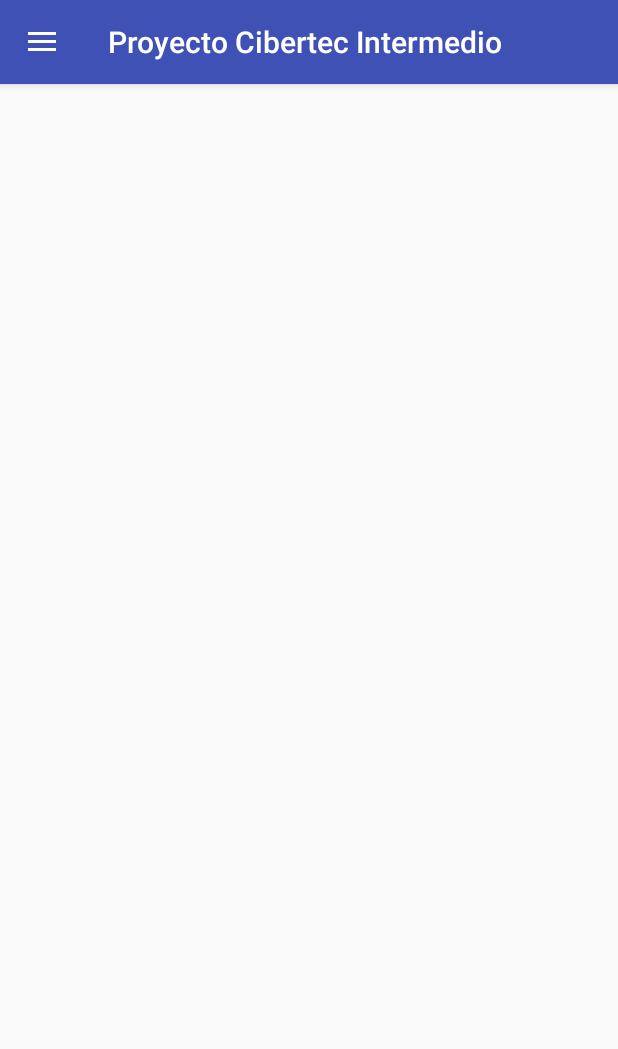
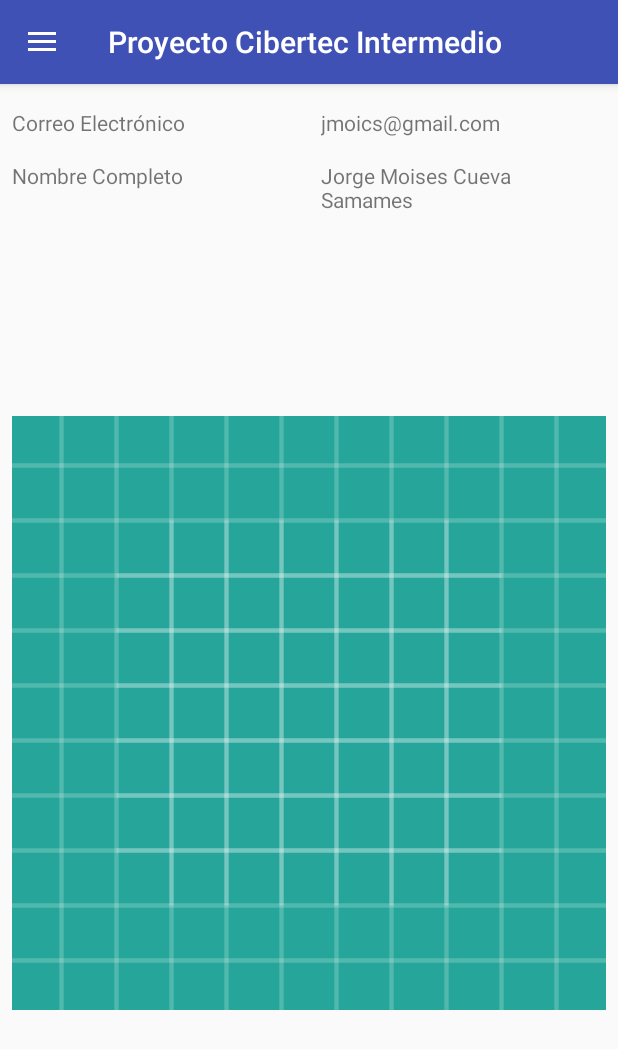
Before and after one commit to jmoics/AndroidIntermediate, an Android app: the screen it shows after launch (MenuActivity), after a tap on "Perfil", on a phone screen of 412 x 824 dp. Shown: the top 1049 px of the screen. Run offline under Robolectric (Android 15) with nearby library versions, the phone set to English and light mode, and no system bars; 1 other tap on this screen came first.

Commit message:
Add user fragment.

```diff
--- a/app/build.gradle
+++ b/app/build.gradle
@@ -35,4 +35,5 @@ dependencies {
     implementation 'com.squareup.picasso:picasso:2.71828'
     implementation 'com.squareup.retrofit2:retrofit:2.4.0'
     implementation 'com.squareup.retrofit2:converter-gson:2.4.0'
+    implementation 'com.android.support:exifinterface:27.1.1'
 }
--- a/app/src/main/java/pe/com/lycsoftware/cibertecproject/MenuActivity.java
+++ b/app/src/main/java/pe/com/lycsoftware/cibertecproject/MenuActivity.java
@@ -11,12 +11,21 @@ import android.support.v7.app.AppCompatActivity;
 import android.os.Bundle;
 import android.support.v7.widget.Toolbar;
 import android.view.MenuItem;
+import android.view.View;
+import android.widget.ImageView;
+import android.widget.TextView;
+
+import pe.com.lycsoftware.cibertecproject.model.User;
 
 public class MenuActivity extends AppCompatActivity
         implements NavigationView.OnNavigationItemSelectedListener,
-        TaskListFragment.OnFragmentInteractionListener {
+                    TaskListFragment.OnTaskListFragmentInteractionListener,
+                    UserFragment.OnFragmentInteractionListener {
 
     private static final String TAG = "MenuActivity";
+    private TextView txt_navfullname, txt_navemail;
+    private ImageView img_navphoto;
+    private final User user = new User();
     private int menuSelected;
 
     @Override
@@ -38,12 +47,28 @@ public class MenuActivity extends AppCompatActivity
 
         NavigationView navigationView = findViewById(R.id.nav_view);
         navigationView.setNavigationItemSelectedListener(this);
+
+        initNavControllers(navigationView);
     }
 
     @Override
     protected void onStart() {
         super.onStart();
+        user.setDisplayName("Jorge Moises Cueva Samames");
+        user.setEmail("jmoics@gmail.com");
+        user.setId(1);
+
+        txt_navemail.setText(user.getEmail());
+        txt_navfullname.setText(user.getDisplayName());
+
         executeFragment(menuSelected);
+    }
+
+    private void initNavControllers(NavigationView navigationView) {
+        View headerView = navigationView.getHeaderView(0);
+        txt_navfullname = headerView.findViewById(R.id.txt_navfullname);
+        txt_navemail = headerView.findViewById(R.id.txt_navemail);
+        img_navphoto = headerView.findViewById(R.id.img_navphoto);
     }
 
     @Override
@@ -63,7 +88,7 @@ public class MenuActivity extends AppCompatActivity
                 menuSelected = R.id.nav_task;
                 break;
             case R.id.nav_profile:
-                //fragment = CattleListFragment.newInstance(null);
+                fragment = UserFragment.newInstance(user);
                 //menuSelected = R.id.nav_cattles;
                 break;
             default:
@@ -80,7 +105,12 @@ public class MenuActivity extends AppCompatActivity
     }
 
     @Override
-    public void onFragmentInteraction(Uri uri) {
+    public void onUserFragmentInteraction(Uri uri) {
+
+    }
+
+    @Override
+    public void onTaskListFragmentInteraction(Uri uri) {
 
     }
 }
--- a/app/src/main/java/pe/com/lycsoftware/cibertecproject/TaskListFragment.java
+++ b/app/src/main/java/pe/com/lycsoftware/cibertecproject/TaskListFragment.java
@@ -21,7 +21,7 @@ import org.joda.time.DateTime;
 import java.util.List;
 
 import pe.com.lycsoftware.cibertecproject.model.Task;
-import pe.com.lycsoftware.cibertecproject.service.TaskService;
+import pe.com.lycsoftware.cibertecproject.restService.TaskService;
 import pe.com.lycsoftware.cibertecproject.util.Constants;
 import pe.com.lycsoftware.cibertecproject.util.DateTimeTypeConverter;
 import retrofit2.Call;
@@ -35,7 +35,7 @@ public class TaskListFragment extends Fragment {
     private RecyclerView recyclerView;
     private RecyclerView.LayoutManager layoutManager;
 
-    private OnFragmentInteractionListener mListener;
+    private OnTaskListFragmentInteractionListener mListener;
 
     public TaskListFragment() {
         // Required empty public constructor
@@ -93,18 +93,18 @@ public class TaskListFragment extends Fragment {
 
     public void onButtonPressed(Uri uri) {
         if (mListener != null) {
-            mListener.onFragmentInteraction(uri);
+            mListener.onTaskListFragmentInteraction(uri);
         }
     }
 
     @Override
     public void onAttach(Context context) {
         super.onAttach(context);
-        if (context instanceof OnFragmentInteractionListener) {
-            mListener = (OnFragmentInteractionListener) context;
+        if (context instanceof OnTaskListFragmentInteractionListener) {
+            mListener = (OnTaskListFragmentInteractionListener) context;
         } else {
             throw new RuntimeException(context.toString()
-                    + " must implement OnFragmentInteractionListener");
+                    + " must implement OnTaskListFragmentInteractionListener");
         }
     }
 
@@ -181,8 +181,8 @@ public class TaskListFragment extends Fragment {
         }
     }
 
-    public interface OnFragmentInteractionListener {
+    public interface OnTaskListFragmentInteractionListener {
         // TODO: Update argument type and name
-        void onFragmentInteraction(Uri uri);
+        void onTaskListFragmentInteraction(Uri uri);
     }
 }
--- /dev/null
+++ b/app/src/main/java/pe/com/lycsoftware/cibertecproject/UserFragment.java
@@ -0,0 +1,145 @@
+package pe.com.lycsoftware.cibertecproject;
+
+import android.content.Context;
+import android.graphics.Bitmap;
+import android.graphics.BitmapFactory;
+import android.net.Uri;
+import android.os.AsyncTask;
+import android.os.Bundle;
+import android.support.v4.app.Fragment;
+import android.util.Log;
+import android.view.LayoutInflater;
+import android.view.View;
+import android.view.ViewGroup;
+import android.widget.ImageView;
+import android.widget.TextView;
+
+import java.io.IOException;
+import java.io.InputStream;
+import java.net.URL;
+
+import pe.com.lycsoftware.cibertecproject.model.User;
+import pe.com.lycsoftware.cibertecproject.util.Constants;
+
+
+public class UserFragment extends Fragment {
+
+    private static final String ARG_USER = "user";
+    private static final String TAG = "UserFragment";
+    private TextView txt_email, txt_fullname;
+    private ImageView img_photo;
+    private User user;
+    private OnFragmentInteractionListener mListener;
+
+    public UserFragment() {
+        // Required empty public constructor
+    }
+
+    // TODO: Rename and change types and number of parameters
+    public static UserFragment newInstance(User _user) {
+        UserFragment fragment = new UserFragment();
+        Bundle args = new Bundle();
+        args.putParcelable(ARG_USER, _user);
+        fragment.setArguments(args);
+        return fragment;
+    }
+
+    @Override
+    public void onCreate(Bundle savedInstanceState) {
+        super.onCreate(savedInstanceState);
+        if (getArguments() != null) {
+            user = getArguments().getParcelable(ARG_USER);
+        }
+    }
+
+    @Override
+    public View onCreateView(LayoutInflater inflater, ViewGroup container,
+                             Bundle savedInstanceState) {
+        View ret = inflater.inflate(R.layout.fragment_user, container, false);
+        txt_email = ret.findViewById(R.id.txt_email);
+        txt_fullname = ret.findViewById(R.id.txt_fullname);
+        img_photo = ret.findViewById(R.id.img_photo);
+
+        txt_fullname.setText(user.getDisplayName());
+        txt_email.setText(user.getEmail());
+
+        try {
+            Log.d(TAG, "contenedor de imagen w: " + img_photo.getMaxWidth() + " - h: " + img_photo.getMaxHeight());
+            showOptimalImage(Constants.hardcode_userphoto_url);
+        } catch (IOException e) {
+            e.printStackTrace();
+        }
+
+        return ret;
+    }
+
+    private void showOptimalImage(String url)
+            throws IOException {
+
+        new AsyncTask<String, Void, Bitmap>() {
+            @Override
+            protected Bitmap doInBackground(String... urls) {
+                String url = urls[0];
+
+                Bitmap bitmap = null;
+
+                BitmapFactory.Options bmOptions = new BitmapFactory.Options();
+                try {
+                    InputStream is = new URL(url).openConnection().getInputStream();
+                    bitmap = BitmapFactory.decodeStream(is, null, bmOptions);
+                    is.close();
+
+                    Log.d(TAG, "imagen final w: " + bitmap.getWidth() + " - h: " + bitmap.getHeight());
+                } catch (IOException e) {
+                    e.printStackTrace();
+                }
+
+                return bitmap;
+            }
+
+            @Override
+            protected void onProgressUpdate(Void... values) {
+                super.onProgressUpdate(values);
+            }
+
+            @Override
+            protected void onPostExecute(Bitmap bitmap) {
+                if (bitmap != null) {
+                    //bitmap = rotarBitmapSiSeRequiere(bitmap);
+                    img_photo.setImageBitmap(bitmap);
+                }
+            }
+
+        }.execute(url);
+
+    }
+
+    // TODO: Rename method, update argument and hook method into UI event
+    public void onButtonPressed(Uri uri) {
+        if (mListener != null) {
+            mListener.onUserFragmentInteraction(uri);
+        }
+    }
+
+    @Override
+    public void onAttach(Context context) {
+        super.onAttach(context);
+        if (context instanceof OnFragmentInteractionListener) {
+            mListener = (OnFragmentInteractionListener) context;
+        } else {
+            throw new RuntimeException(context.toString()
+                    + " must implement OnFragmentInteractionListener");
+        }
+    }
+
+    @Override
+    public void onDetach() {
+        super.onDetach();
+        mListener = null;
+    }
+
+    public interface OnFragmentInteractionListener {
+        // TODO: Update argument type and name
+        void onUserFragmentInteraction(Uri uri);
+    }
+}
--- /dev/null
+++ b/app/src/main/java/pe/com/lycsoftware/cibertecproject/model/User.java
@@ -0,0 +1,75 @@
+package pe.com.lycsoftware.cibertecproject.model;
+
+import android.os.Parcel;
+import android.os.Parcelable;
+
+public class User implements Parcelable {
+    private Integer id;
+    private String email;
+    private String displayName;
+
+    protected User(Parcel in) {
+        if (in.readByte() == 0) {
+            id = null;
+        } else {
+            id = in.readInt();
+        }
+        email = in.readString();
+        displayName = in.readString();
+    }
+
+    public User() {}
+
+    public static final Creator<User> CREATOR = new Creator<User>() {
+        @Override
+        public User createFromParcel(Parcel in) {
+            return new User(in);
+        }
+
+        @Override
+        public User[] newArray(int size) {
+            return new User[size];
+        }
+    };
+
+    public Integer getId() {
+        return id;
+    }
+
+    public void setId(Integer id) {
+        this.id = id;
+    }
+
+    public String getEmail() {
+        return email;
+    }
+
+    public void setEmail(String email) {
+        this.email = email;
+    }
+
+    public String getDisplayName() {
+        return displayName;
+    }
+
+    public void setDisplayName(String displayName) {
+        this.displayName = displayName;
+    }
+
+    @Override
+    public int describeContents() {
+        return 0;
+    }
+
+    @Override
+    public void writeToParcel(Parcel dest, int flags) {
+        if (id == null) {
+            dest.writeByte((byte) 0);
+        } else {
+            dest.writeByte((byte) 1);
+            dest.writeInt(id);
+        }
+        dest.writeString(email);
+        dest.writeString(displayName);
+    }
+}
--- a/app/src/main/java/pe/com/lycsoftware/cibertecproject/service/TaskService.java
+++ b/app/src/main/java/pe/com/lycsoftware/cibertecproject/restService/TaskService.java
@@ -1,4 +1,4 @@
-package pe.com.lycsoftware.cibertecproject.service;
+package pe.com.lycsoftware.cibertecproject.restService;
 
 import java.util.List;
 
--- a/app/src/main/java/pe/com/lycsoftware/cibertecproject/util/Constants.java
+++ b/app/src/main/java/pe/com/lycsoftware/cibertecproject/util/Constants.java
@@ -2,4 +2,5 @@ package pe.com.lycsoftware.cibertecproject.util;
 
 public class Constants {
     public static final String url = "https://api.backendless.com/A00B9903-9649-7B95-FF46-8B93A2471400/27A21F20-610B-B538-FF48-56A725911700/data/";
+    public static final String hardcode_userphoto_url = "https://api.backendless.com/A00B9903-9649-7B95-FF46-8B93A2471400/27A21F20-610B-B538-FF48-56A725911700/files/userimage/jmoics%40gmail.com.jpg";
 }
--- a/app/src/main/res/layout/fragment_task_list.xml
+++ b/app/src/main/res/layout/fragment_task_list.xml
@@ -7,9 +7,11 @@
     app:layout_behavior="@string/appbar_scrolling_view_behavior"
     tools:context=".TaskListFragment"
     tools:showIn="@layout/app_bar_menu">
+
     <android.support.v7.widget.RecyclerView
         android:id="@+id/task_list_view"
         android:layout_width="match_parent"
         android:layout_height="wrap_content"
-        android:scrollbars="vertical"/>
+        android:scrollbars="vertical"
+        app:layout_constraintTop_toTopOf="parent" />
 </android.support.constraint.ConstraintLayout>
--- /dev/null
+++ b/app/src/main/res/layout/fragment_user.xml
@@ -0,0 +1,72 @@
+<?xml version="1.0" encoding="utf-8"?>
+<android.support.constraint.ConstraintLayout xmlns:android="http://schemas.android.com/apk/res/android"
+    xmlns:app="http://schemas.android.com/apk/res-auto"
+    xmlns:tools="http://schemas.android.com/tools"
+    android:layout_width="match_parent"
+    android:layout_height="match_parent"
+    tools:context=".MenuActivity"
+    tools:showIn="@layout/app_bar_menu">
+
+    <ImageView
+        android:id="@+id/img_photo"
+        android:layout_width="0dp"
+        android:layout_height="0dp"
+        android:layout_marginBottom="8dp"
+        android:layout_marginEnd="8dp"
+        android:layout_marginStart="8dp"
+        android:layout_marginTop="8dp"
+        app:layout_constraintBottom_toBottomOf="parent"
+        app:layout_constraintEnd_toEndOf="parent"
+        app:layout_constraintStart_toStartOf="parent"
+        app:layout_constraintTop_toBottomOf="@+id/textView4"
+        app:srcCompat="@drawable/ic_launcher_background"
+        android:adjustViewBounds="true"/>
+
+    <TextView
+        android:id="@+id/textView2"
+        android:layout_width="0dp"
+        android:layout_height="wrap_content"
+        android:layout_marginEnd="8dp"
+        android:layout_marginStart="8dp"
+        android:layout_marginTop="16dp"
+        android:text="@string/fragment_user_email"
+        app:layout_constraintEnd_toStartOf="@+id/txt_email"
+        app:layout_constraintStart_toStartOf="parent"
+        app:layout_constraintTop_toTopOf="parent" />
+
+    <TextView
+        android:id="@+id/txt_email"
+        android:layout_width="0dp"
+        android:layout_height="wrap_content"
+        android:layout_marginEnd="8dp"
+        android:layout_marginStart="8dp"
+        android:layout_marginTop="16dp"
+        app:layout_constraintEnd_toEndOf="parent"
+        app:layout_constraintStart_toEndOf="@+id/textView2"
+        app:layout_constraintTop_toTopOf="parent"
+        tools:text="correo@ejemplo.com" />
+
+    <TextView
+        android:id="@+id/textView4"
+        android:layout_width="0dp"
+        android:layout_height="wrap_content"
+        android:layout_marginEnd="8dp"
+        android:layout_marginStart="8dp"
+        android:layout_marginTop="16dp"
+        android:text="Nombre Completo"
+        app:layout_constraintEnd_toStartOf="@+id/txt_fullname"
+        app:layout_constraintStart_toStartOf="parent"
+        app:layout_constraintTop_toBottomOf="@+id/textView2" />
+
+    <TextView
+        android:id="@+id/txt_fullname"
+        android:layout_width="0dp"
+        android:layout_height="wrap_content"
+        android:layout_marginEnd="8dp"
+        android:layout_marginStart="8dp"
+        android:layout_marginTop="16dp"
+        app:layout_constraintEnd_toEndOf="parent"
+        app:layout_constraintStart_toEndOf="@+id/textView4"
+        app:layout_constraintTop_toBottomOf="@+id/txt_email"
+        tools:text="Hermenegildo Sacasonapan" />
+</android.support.constraint.ConstraintLayout>
--- a/app/src/main/res/layout/nav_header_menu.xml
+++ b/app/src/main/res/layout/nav_header_menu.xml
@@ -15,7 +15,7 @@
     tools:context=".MenuActivity">
 
     <ImageView
-        android:id="@+id/image_view"
+        android:id="@+id/img_navphoto"
         android:layout_width="wrap_content"
         android:layout_height="wrap_content"
         android:contentDescription="@string/nav_header_desc"
@@ -23,14 +23,14 @@
         app:srcCompat="@mipmap/ic_launcher_round" />
 
     <TextView
-        android:id="@+id/user_name"
+        android:id="@+id/txt_navfullname"
         android:layout_width="match_parent"
         android:layout_height="wrap_content"
         android:paddingTop="@dimen/nav_header_vertical_spacing"
         android:textAppearance="@style/TextAppearance.AppCompat.Body1" />
 
     <TextView
-        android:id="@+id/user_email"
+        android:id="@+id/txt_navemail"
         android:layout_width="wrap_content"
         android:layout_height="wrap_content" />
 
--- a/app/src/main/res/values/strings.xml
+++ b/app/src/main/res/values/strings.xml
@@ -9,4 +9,7 @@
 
     <!-- TODO: Remove or change this placeholder text -->
     <string name="hello_blank_fragment">Hello blank fragment</string>
+    <string name="fragment_user_correo">Correo Electrónico</string>
+    <string name="fragment_user_fullname">Nombre Completo</string>
+    <string name="fragment_user_email">Correo Electrónico</string>
 </resources>
--- a/build.gradle
+++ b/build.gradle
@@ -7,7 +7,7 @@ buildscript {
         jcenter()
     }
     dependencies {
-        classpath 'com.android.tools.build:gradle:3.1.3'
+        classpath 'com.android.tools.build:gradle:3.1.4'
 
 
         // NOTE: Do not place your application dependencies here; they belong
```
